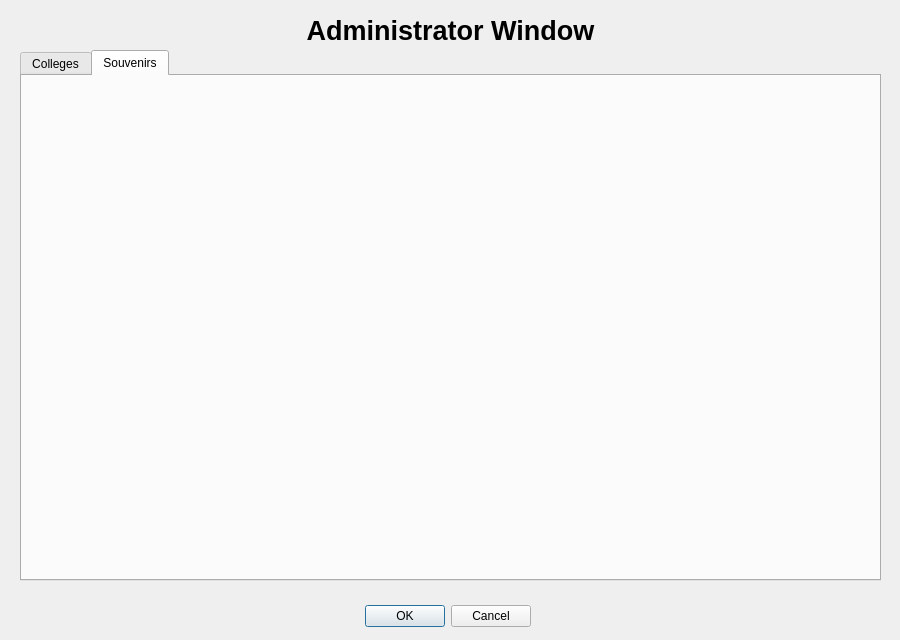
First picture: the form in admin.ui, repository Rthiskidw/Project1-CollegeTouring, before the edit.
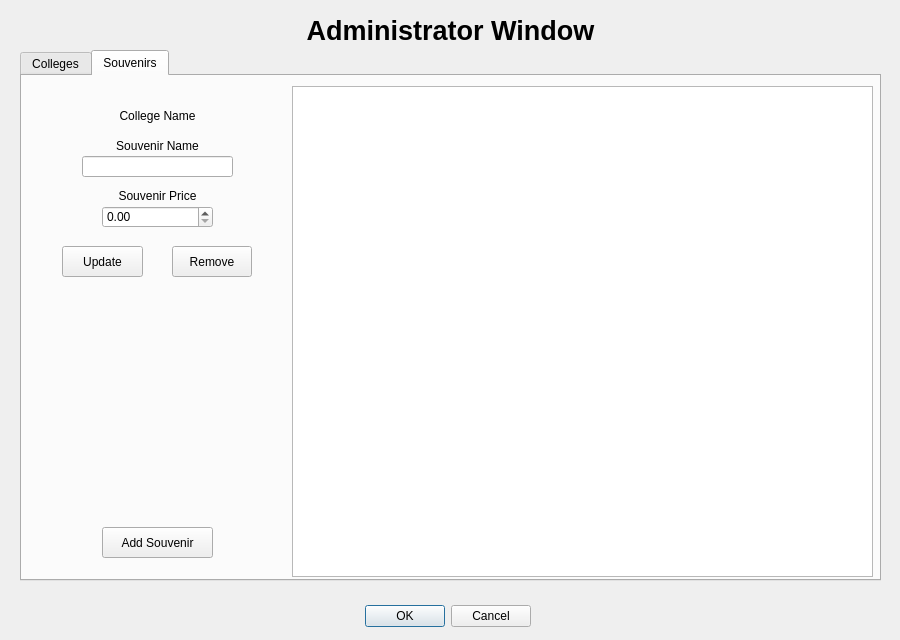
Second picture: the form after the edit.

Commit message: Added administrator functionality for souvenirs

Diff of the .ui file:
```diff
--- a/admin.ui
+++ b/admin.ui
@@ -86,6 +86,123 @@
     <attribute name="title">
      <string>Souvenirs</string>
     </attribute>
+    <widget class="QTableView" name="souvenir_tableView">
+     <property name="geometry">
+      <rect>
+       <x>270</x>
+       <y>10</y>
+       <width>581</width>
+       <height>491</height>
+      </rect>
+     </property>
+    </widget>
+    <widget class="QLabel" name="label_collegeName">
+     <property name="geometry">
+      <rect>
+       <x>10</x>
+       <y>30</y>
+       <width>251</width>
+       <height>20</height>
+      </rect>
+     </property>
+     <property name="text">
+      <string>College Name</string>
+     </property>
+     <property name="alignment">
+      <set>Qt::AlignCenter</set>
+     </property>
+    </widget>
+    <widget class="QLabel" name="label_souvenirName">
+     <property name="geometry">
+      <rect>
+       <x>10</x>
+       <y>60</y>
+       <width>251</width>
+       <height>20</height>
+      </rect>
+     </property>
+     <property name="text">
+      <string>Souvenir Name</string>
+     </property>
+     <property name="alignment">
+      <set>Qt::AlignCenter</set>
+     </property>
+    </widget>
+    <widget class="QLabel" name="label_souvenirPrice">
+     <property name="geometry">
+      <rect>
+       <x>10</x>
+       <y>110</y>
+       <width>251</width>
+       <height>20</height>
+      </rect>
+     </property>
+     <property name="text">
+      <string>Souvenir Price</string>
+     </property>
+     <property name="alignment">
+      <set>Qt::AlignCenter</set>
+     </property>
+    </widget>
+    <widget class="QLineEdit" name="lineEdit_souvenirName">
+     <property name="geometry">
+      <rect>
+       <x>60</x>
+       <y>80</y>
+       <width>151</width>
+       <height>21</height>
+      </rect>
+     </property>
+    </widget>
+    <widget class="QDoubleSpinBox" name="doubleSpinBox_souvenirPrice">
+     <property name="geometry">
+      <rect>
+       <x>80</x>
+       <y>130</y>
+       <width>111</width>
+       <height>22</height>
+      </rect>
+     </property>
+    </widget>
+    <widget class="QPushButton" name="pushButton_updateSouvenir">
+     <property name="geometry">
+      <rect>
+       <x>40</x>
+       <y>170</y>
+       <width>81</width>
+       <height>31</height>
+      </rect>
+     </property>
+     <property name="text">
+      <string>Update</string>
+     </property>
+    </widget>
+    <widget class="QPushButton" name="pushButton_removeSouvenir">
+     <property name="geometry">
+      <rect>
+       <x>150</x>
+       <y>170</y>
+       <width>80</width>
+       <height>31</height>
+      </rect>
+     </property>
+     <property name="text">
+      <string>Remove</string>
+     </property>
+    </widget>
+    <widget class="QPushButton" name="pushButton_addSouvenir">
+     <property name="geometry">
+      <rect>
+       <x>80</x>
+       <y>451</y>
+       <width>111</width>
+       <height>31</height>
+      </rect>
+     </property>
+     <property name="text">
+      <string>Add Souvenir</string>
+     </property>
+    </widget>
    </widget>
   </widget>
  </widget>
```
Left out of the diff: 6 changed lines with no effect on the pictures. The commit also changes 10 other files.
